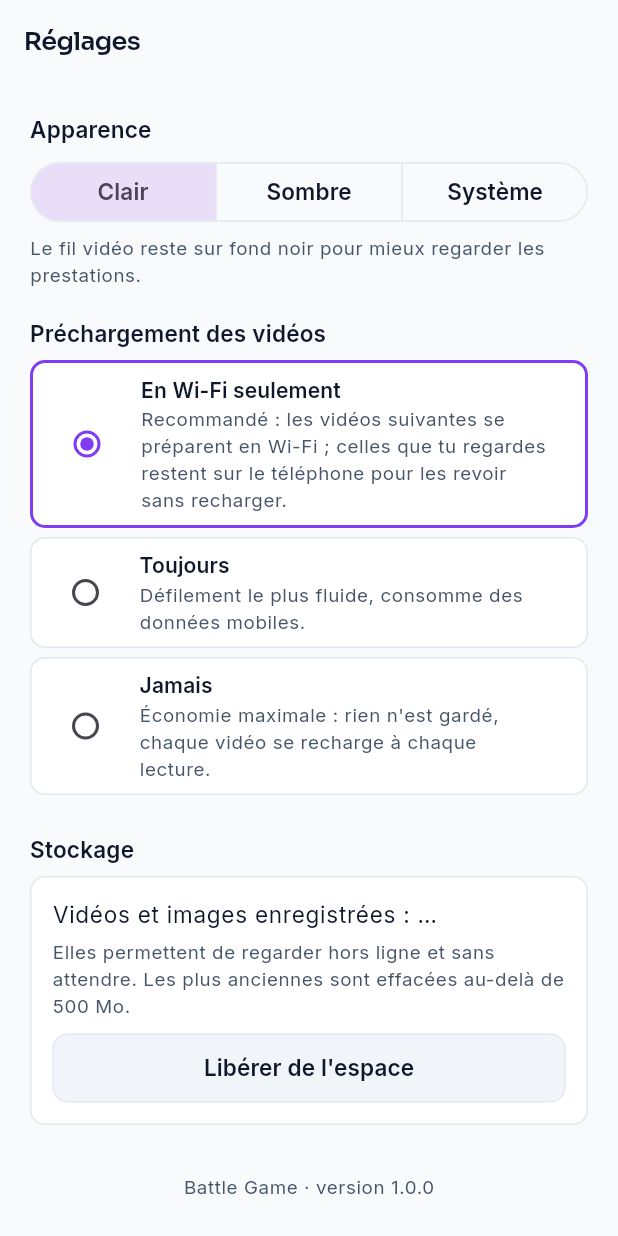
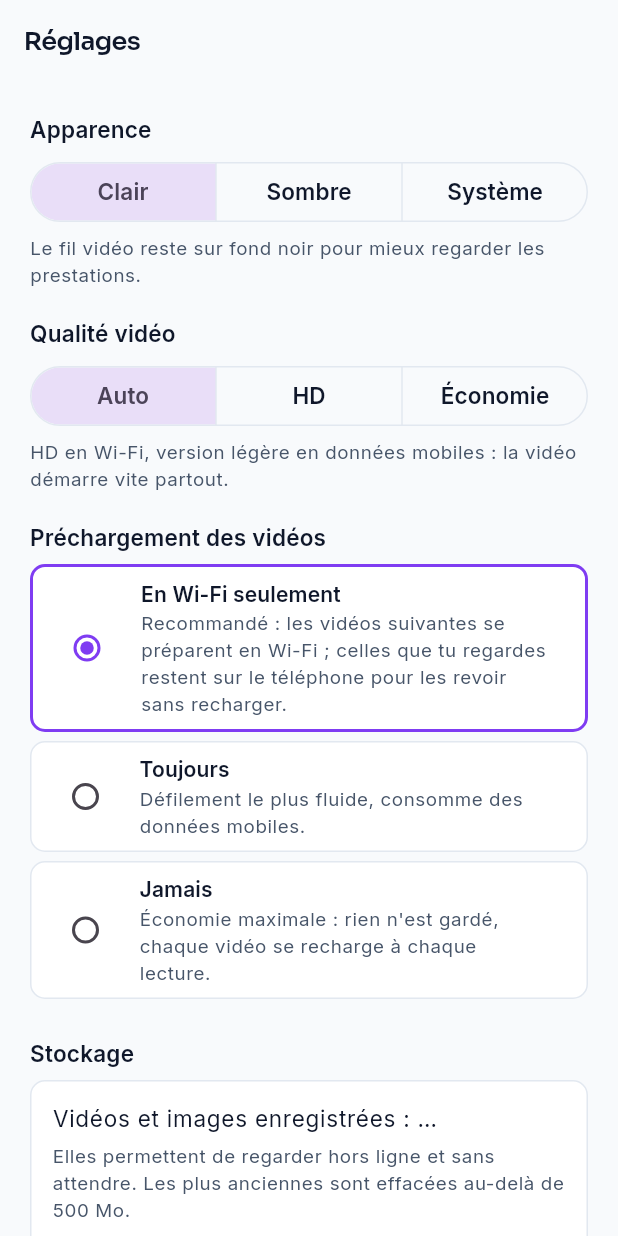
Before and after one commit to joeldjebi/batllegame_mobile, a Flutter app: the SettingsScreen screen opened by its route, on a phone screen of 412 x 824 dp. Run offline on Flutter 3.47's test engine with Material 3 defaults, Android fonts, the phone set to English and light mode, and no system bars; our stand-ins replace connectivity_plus, dio, drift, drift_flutter, flutter_local_notifications, flutter_riverpod and 7 more; missing offline and left inert: background_downloader; accounts and stored records are empty; generated files the repository leaves out were written again; network calls fail.

Commit message:
Video quality adapted to the network
HD on Wi-Fi, the light 480p copy on mobile data (« Auto », the default), or
forced in Réglages (HD / Économie); a copy already on the phone always comes
first. The jury always judges on HD. Used by the feed, the players and the
Battles duels.

Co-Authored-By: Claude Opus 5.5 (1M context) <noreply@anthropic.com>

```diff
--- a/lib/core/providers.dart
+++ b/lib/core/providers.dart
@@ -131,6 +131,27 @@ class PrefetchPreference extends StateNotifier<PrefetchMode> {
 
 final prefetchModeProvider = StateNotifierProvider<PrefetchPreference, PrefetchMode>((ref) => PrefetchPreference(ref.read(databaseProvider)));
 
+/// Video quality: `auto` (HD on Wi-Fi, light copy on mobile data), `hd` always, `eco` light copy always.
+enum VideoQuality { auto, hd, eco }
+
+class VideoQualityPreference extends StateNotifier<VideoQuality> {
+  VideoQualityPreference(this._db) : super(VideoQuality.auto) {
+    _db.readValue(_key).then((value) {
+      if (mounted && value != null) state = VideoQuality.values.firstWhere((q) => q.name == value, orElse: () => VideoQuality.auto);
+    });
+  }
+
+  final AppDatabase _db;
+  static const String _key = 'video_quality';
+
+  Future<void> set(VideoQuality quality) async {
+    state = quality;
+    await _db.writeValue(_key, quality.name);
+  }
+}
+
+final videoQualityProvider = StateNotifierProvider<VideoQualityPreference, VideoQuality>((ref) => VideoQualityPreference(ref.read(databaseProvider)));
+
 /// Appearance chosen in Réglages: light by default.
 class ThemePreference extends StateNotifier<ThemeMode> {
   ThemePreference(this._db) : super(ThemeMode.light) {
--- a/lib/core/widgets/review_player.dart
+++ b/lib/core/widgets/review_player.dart
@@ -39,7 +39,8 @@ class _ReviewPlayerState extends ConsumerState<ReviewPlayer> {
   @override
   void initState() {
     super.initState();
-    VideoPlayerControllerHolder.open(ref.read(mediaCacheProvider), widget.cacheKey, widget.media).then((holder) async {
+    // The jury judges on the HD file.
+    VideoPlayerControllerHolder.open(ref.read(mediaCacheProvider), widget.cacheKey, widget.media, quality: VideoQuality.hd).then((holder) async {
       if (!mounted) {
         holder?.dispose();
         return;
--- a/lib/features/competitions/presentation/match_screen.dart
+++ b/lib/features/competitions/presentation/match_screen.dart
@@ -373,7 +373,7 @@ class _MediaPlayerState extends ConsumerState<MediaPlayer> {
   @override
   void initState() {
     super.initState();
-    VideoPlayerControllerHolder.open(ref.read(mediaCacheProvider), widget.cacheKey, widget.media).then((holder) {
+    VideoPlayerControllerHolder.open(ref.read(mediaCacheProvider), widget.cacheKey, widget.media, quality: ref.read(videoQualityProvider)).then((holder) {
       if (!mounted) {
         holder?.dispose();
         return;
--- a/lib/features/feed/data/feed_item.dart
+++ b/lib/features/feed/data/feed_item.dart
@@ -2,11 +2,12 @@ import '../../../core/utils/labels.dart';
 
 /// A playable media (feed, match, entry).
 class MediaInfo {
-  const MediaInfo({required this.type, this.url, this.posterUrl, this.width, this.height, this.durationSeconds});
+  const MediaInfo({required this.type, this.url, this.lightUrl, this.posterUrl, this.width, this.height, this.durationSeconds});
 
   factory MediaInfo.fromJson(Map<String, dynamic> json) => MediaInfo(
     type: (json['type'] as String?) ?? 'video',
     url: json['url'] as String?,
+    lightUrl: json['light_url'] as String?,
     posterUrl: json['poster_url'] as String?,
     width: json['width'] as int?,
     height: json['height'] as int?,
@@ -15,6 +16,9 @@ class MediaInfo {
 
   final String type;
   final String? url;
+
+  /// Light copy (480p) for mobile data; null: only [url].
+  final String? lightUrl;
   final String? posterUrl;
   final int? width;
   final int? height;
--- a/lib/features/feed/presentation/feed_view.dart
+++ b/lib/features/feed/presentation/feed_view.dart
@@ -39,7 +39,11 @@ class FeedView extends ConsumerStatefulWidget {
 }
 
 class _FeedViewState extends ConsumerState<FeedView> {
-  late final VideoPool _pool = VideoPool(ref.read(mediaCacheProvider), prefetch: () => ref.read(prefetchModeProvider).name);
+  late final VideoPool _pool = VideoPool(
+    ref.read(mediaCacheProvider),
+    prefetch: () => ref.read(prefetchModeProvider).name,
+    quality: () => ref.read(videoQualityProvider),
+  );
   late final AppLifecycleListener _lifecycle;
   final _pages = PageController();
   int _index = 0;
--- a/lib/features/settings/settings_screen.dart
+++ b/lib/features/settings/settings_screen.dart
@@ -65,6 +65,31 @@ class _SettingsScreenState extends ConsumerState<SettingsScreen> {
           const SizedBox(height: Space.xs),
           Text('Le fil vidéo reste sur fond noir pour mieux regarder les prestations.', style: context.text.bodySmall),
           const SizedBox(height: Space.xl),
+          Text('Qualité vidéo', style: context.text.titleMedium),
+          const SizedBox(height: Space.sm),
+          SizedBox(
+            width: double.infinity,
+            child: SegmentedButton<VideoQuality>(
+              showSelectedIcon: false,
+              segments: const [
+                ButtonSegment(value: VideoQuality.auto, label: Text('Auto')),
+                ButtonSegment(value: VideoQuality.hd, label: Text('HD')),
+                ButtonSegment(value: VideoQuality.eco, label: Text('Économie')),
+              ],
+              selected: {ref.watch(videoQualityProvider)},
+              onSelectionChanged: (value) => ref.read(videoQualityProvider.notifier).set(value.first),
+            ),
+          ),
+          const SizedBox(height: Space.xs),
+          Text(
+            switch (ref.watch(videoQualityProvider)) {
+              VideoQuality.auto => 'HD en Wi-Fi, version légère en données mobiles : la vidéo démarre vite partout.',
+              VideoQuality.hd => 'Toujours la meilleure qualité, même en données mobiles (consomme plus).',
+              VideoQuality.eco => 'Toujours la version légère : moins de données, image un peu moins nette.',
+            },
+            style: context.text.bodySmall,
+          ),
+          const SizedBox(height: Space.xl),
           Text('Préchargement des vidéos', style: context.text.titleMedium),
           const SizedBox(height: Space.sm),
           RadioGroup<PrefetchMode>(
```
Also changed, not shown: lib/core/media/video_source.dart (added, +39 -0 lines), lib/features/battles/presentation/battles_view.dart (+6 -5 lines), lib/features/competitions/presentation/video_holder.dart (+8 -5 lines), lib/features/feed/data/video_pool.dart (+13 -6 lines), 1 other file.
